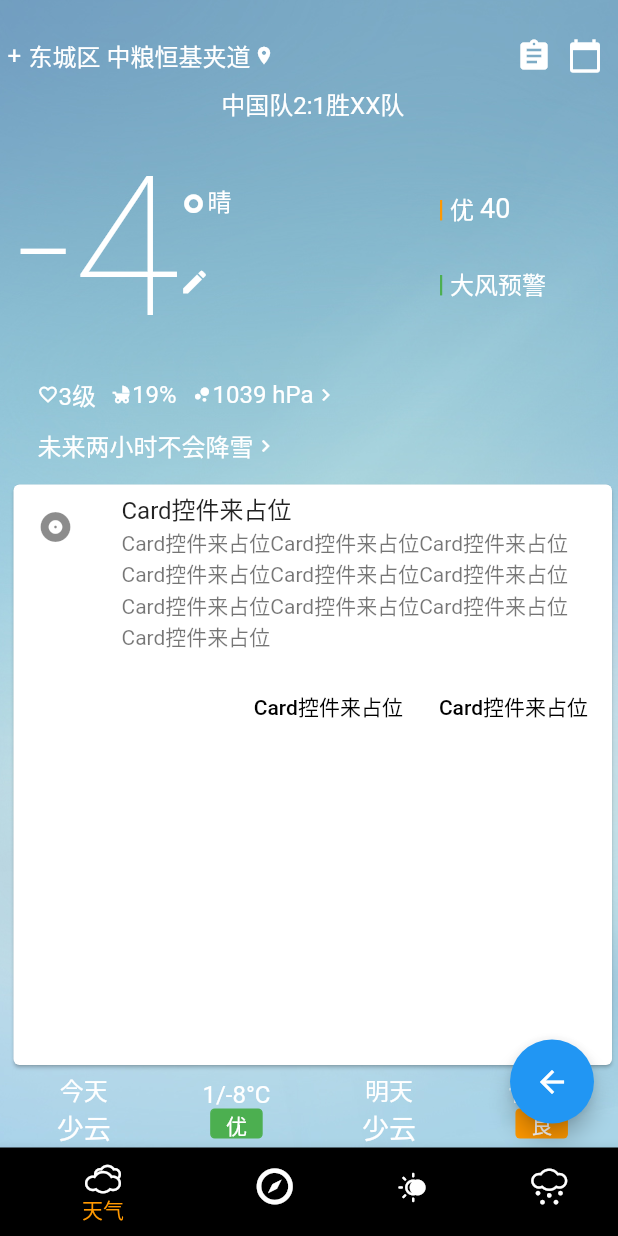
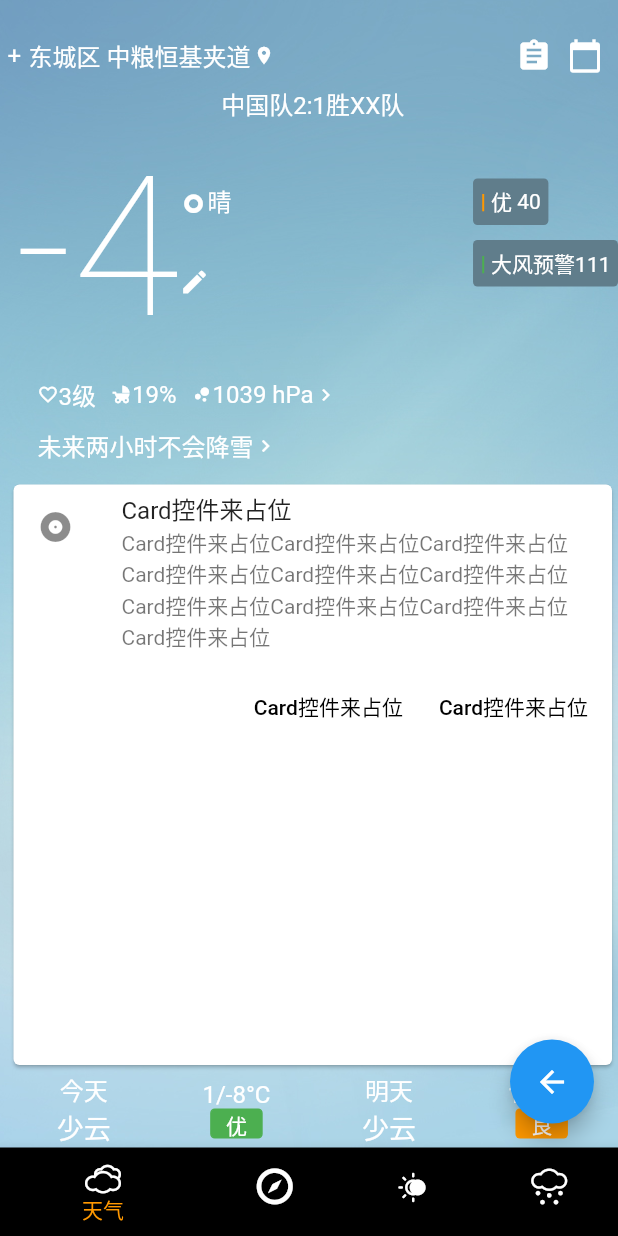
Before and after one commit to idefeng/flutter_demo, a Flutter app: the WeatherReporter screen opened directly, on a phone screen of 412 x 824 dp. Run offline on Flutter 3.47's test engine with Material 2 defaults, Android fonts, the phone set to English and light mode, and no system bars; our stand-ins replace font_awesome_flutter; Roboto replaces fonts that are missing (RobotMono).

Commit message:
修改预警提示

```diff
--- a/lib/pages/weatherreporter.dart
+++ b/lib/pages/weatherreporter.dart
@@ -656,20 +656,22 @@ class WeatherInfo extends StatelessWidget {
         ),
         //空气质量与大风预警
         Column(
-          mainAxisAlignment: MainAxisAlignment.center,
-          crossAxisAlignment: CrossAxisAlignment.center,
+          mainAxisAlignment: MainAxisAlignment.start,
+          crossAxisAlignment: CrossAxisAlignment.start,
           children: <Widget>[
             Padding(
-              padding: EdgeInsets.only(top: 30.0),
-              child: Ink(
-                height: 40.0,
-                width: 120,
+              padding: EdgeInsets.only(top: 30.0, bottom: 10.0, right: 5.0),
+              child: Container(
+                  // height: 30.0,
+                  // width: 100,
                   decoration: BoxDecoration(
-                  color: Color(0xFF000000),
-                  borderRadius: BorderRadius.circular(5.0),
+                    color: Colors.blueGrey,
+                    borderRadius: BorderRadius.circular(3.0),
                   ),
+                  child: Padding(
+                    padding: EdgeInsets.all(5.0),
                     child: InkWell(
-                  borderRadius: BorderRadius.circular(5.0),
+                      borderRadius: BorderRadius.circular(3.0),
                       onTap: () {},
                       child: Row(
                         //空气质量
@@ -678,49 +680,54 @@ class WeatherInfo extends StatelessWidget {
                             "| ",
                             style: TextStyle(
                                 color: Colors.orange,
-                            fontSize: 16.0,
+                                fontSize: 14.0,
                                 fontWeight: FontWeight.w900),
                           ),
                           Text(
                             "优 ",
-                        style:
-                            TextStyle(color: Color(0xFFFFFFFF), fontSize: 16.0),
+                            style: TextStyle(
+                                color: Color(0xFFFFFFFF), fontSize: 14.0),
                           ),
                           Text(
                             "40",
-                        style:
-                            TextStyle(color: Color(0xFFFFFFFF), fontSize: 18.0),
+                            style: TextStyle(
+                                color: Color(0xFFFFFFFF), fontSize: 14.0),
                           ),
                         ],
                       ),
                     ),
-              ),
+                  )),
             ),
 
             //大风预警
-            Ink(
-              height: 60.0,
-              width: 120,
+            Container(
+              // height: 30.0,
+              // width: 100,
               decoration: BoxDecoration(
-                color: Color(0xFF000000),
-                borderRadius: BorderRadius.circular(5.0),
+                color: Colors.blueGrey,
+                borderRadius: BorderRadius.circular(3.0),
               ),
+              child: Padding(
+                padding: EdgeInsets.all(5.0),
                 child: InkWell(
-                borderRadius: BorderRadius.circular(5.0),
+                  borderRadius: BorderRadius.circular(3.0),
                   onTap: () {},
                   child: Row(
                     children: <Widget>[
                       Text(
                         "| ",
-                      style:
-                          TextStyle(color: Colors.green, fontSize: 16.0,fontWeight: FontWeight.w900),
+                        style: TextStyle(
+                            color: Colors.green,
+                            fontSize: 14.0,
+                            fontWeight: FontWeight.w900),
                       ),
                       Text(
-                      "大风预警",
+                        "大风预警111",
                         style:
-                          TextStyle(color: Color(0xFFFFFFFF), fontSize: 16.0),
+                            TextStyle(color: Color(0xFFFFFFFF), fontSize: 14.0),
                       ),
                     ],
+                  ),
                 ),
               ),
             ),
@@ -804,7 +811,8 @@ class WeatherInfo extends StatelessWidget {
             const ListTile(
               leading: Icon(Icons.album),
               title: Text('Card控件来占位'),
-              subtitle: Text('Card控件来占位Card控件来占位Card控件来占位Card控件来占位Card控件来占位Card控件来占位Card控件来占位Card控件来占位Card控件来占位Card控件来占位'),
+              subtitle: Text(
+                  'Card控件来占位Card控件来占位Card控件来占位Card控件来占位Card控件来占位Card控件来占位Card控件来占位Card控件来占位Card控件来占位Card控件来占位'),
             ),
             ButtonTheme.bar(
               // make buttons use the appropriate styles for cards
```
Lines whose indentation alone changed are shown as unchanged.
